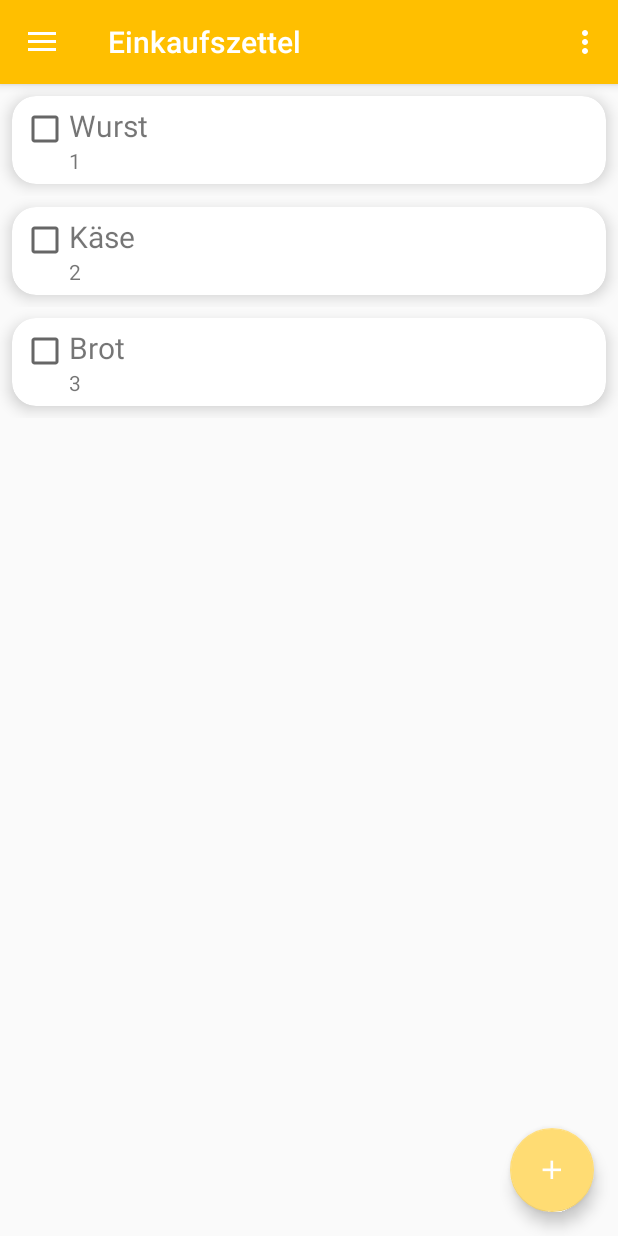
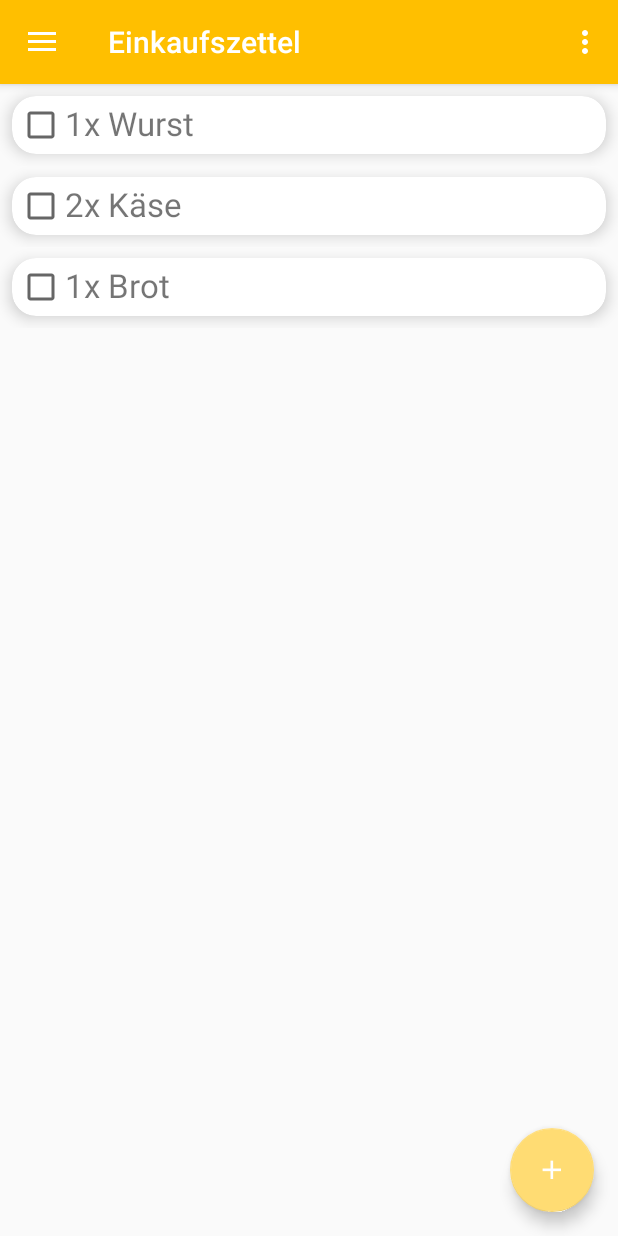
Before and after one commit to Wieee/WGPlaner, an Android app: the screen it shows after launch (MainActivity), after a tap on "Einkaufszettel", on a phone screen of 412 x 824 dp. Run offline under Robolectric (Android 15) with nearby library versions, the phone set to English and light mode, and no system bars; libraries missing offline, so code that uses them is left out: org.adw.library; 1 other tap on this screen came first.

Commit message:
Fragment_einkaufszettel runnable version 1.0

```diff
--- a/app/src/main/java/vorlesung/hslu/wgapp/EinkaufszettelCustomAdapter.java
+++ b/app/src/main/java/vorlesung/hslu/wgapp/EinkaufszettelCustomAdapter.java
@@ -2,10 +2,13 @@ package vorlesung.hslu.wgapp;
 
 import android.app.Activity;
 import android.content.Context;
+import android.support.design.widget.FloatingActionButton;
 import android.view.LayoutInflater;
 import android.view.View;
 import android.view.ViewGroup;
 import android.widget.BaseAdapter;
+import android.widget.CheckBox;
+import android.widget.CompoundButton;
 import android.widget.TextView;
 
 import java.util.ArrayList;
@@ -13,6 +16,7 @@ import java.util.ArrayList;
 public class EinkaufszettelCustomAdapter extends BaseAdapter {
     Activity activity;
     ArrayList arrayList;
+    int checkedCounter = 0;
 
     public EinkaufszettelCustomAdapter(Activity activity, ArrayList arrayList) {
         this.activity = activity;
@@ -35,19 +39,40 @@ public class EinkaufszettelCustomAdapter extends BaseAdapter {
     }
 
     @Override
-    public View getView(int position, View convertView, ViewGroup parent) {
+    public View getView(final int position, View convertView, ViewGroup parent) {
 
         View row = convertView;
         if (row==null) {
             LayoutInflater inflater=(LayoutInflater) activity.getSystemService(Context.LAYOUT_INFLATER_SERVICE);
             row = inflater.inflate(R.layout.einkaufszettel_listview_item, parent, false);
         }
-        TextView itemTitel = (TextView) row.findViewById(R.id.einkaufszettel_list_item_titel);
-        TextView itemDescription = (TextView) row.findViewById(R.id.einkaufszettel_list_item_description);
-
+        final TextView itemTitel = (TextView) row.findViewById(R.id.einkaufszettel_list_item_titel);
+        CheckBox itemCheck = (CheckBox) row.findViewById(R.id.einkaufszettel_list_item_checkbox);
+        itemCheck.setChecked(false);
+        itemCheck.setOnCheckedChangeListener(new CompoundButton.OnCheckedChangeListener(){
+            @Override
+            public void onCheckedChanged(CompoundButton buttonView, boolean isChecked) {
+                FloatingActionButton fab = (FloatingActionButton) activity.findViewById(R.id.fabShopped);
+                if (isChecked == true){
+                    checkedCounter++;
+                    EinkaufszettelFragment.gekaufteListe.add((String) getItem(position));
+                }
+                else if (isChecked == false){
+                    checkedCounter--;
+                    if (EinkaufszettelFragment.gekaufteListe.equals(itemTitel)) {
+                        EinkaufszettelFragment.gekaufteListe.remove(getItem(position));
+                    }
+                }
+                if (checkedCounter > 0){
+                    fab.setVisibility(View.VISIBLE);
+                } else {
+                    fab.setVisibility(View.INVISIBLE);
+                }
+            }
+        } );
         itemTitel.setText(arrayList.get(position).toString());
-        itemDescription.setText((++position) + "");
 
         return row;
     }
+
 }
--- a/app/src/main/java/vorlesung/hslu/wgapp/EinkaufszettelFragment.java
+++ b/app/src/main/java/vorlesung/hslu/wgapp/EinkaufszettelFragment.java
@@ -8,14 +8,20 @@ import android.support.design.widget.FloatingActionButton;
 import android.view.LayoutInflater;
 import android.view.View;
 import android.view.ViewGroup;
-import android.widget.BaseAdapter;
+import android.widget.Button;
+import android.widget.EditText;
 import android.widget.ListView;
+import android.widget.Toast;
+
+import org.adw.library.widgets.discreteseekbar.DiscreteSeekBar;
 
 import java.util.ArrayList;
 
 public class EinkaufszettelFragment extends Fragment {
 
     ArrayList<String> einkaufsListe = new ArrayList<>();
+    public static ArrayList<String> gekaufteListe = new ArrayList<>();
+    EinkaufszettelCustomAdapter customAdapter;
 
     @Nullable
     @Override
@@ -24,34 +30,77 @@ public class EinkaufszettelFragment extends Fragment {
         final View einkaufszettelView = inflater.inflate(R.layout.einkaufszettel_fragment, container, false);
         ((MainActivity) getActivity()).getSupportActionBar().setTitle("Einkaufszettel");
 
-        final EinkaufszettelCustomAdapter customAdapter = new EinkaufszettelCustomAdapter(getActivity(), einkaufsListe);
+        customAdapter = new EinkaufszettelCustomAdapter(getActivity(), einkaufsListe);
         ListView listView = (ListView) einkaufszettelView.findViewById(R.id.einkaufszettel_ListView);
         listView.setAdapter(customAdapter);
 
-        FloatingActionButton fab = (FloatingActionButton) einkaufszettelView.findViewById(R.id.fab);
-        fab.setOnClickListener(new View.OnClickListener() {
+        FloatingActionButton fabAdd = (FloatingActionButton) einkaufszettelView.findViewById(R.id.fabAdd);
+        fabAdd.setOnClickListener(new View.OnClickListener() {
             @Override
             public void onClick(View view) {
                 MyCustomAlertDialog();
-                addItem(customAdapter, "Eier");
             }
         });
 
-        addItem(customAdapter, "Wurst");
-        addItem(customAdapter, "Käse");
-        addItem(customAdapter, "Brot");
+        FloatingActionButton fabDelete = (FloatingActionButton) einkaufszettelView.findViewById(R.id.fabShopped);
+        fabDelete.setOnClickListener(new View.OnClickListener() {
+            @Override
+            public void onClick(View view) {
+                deleteItems();
+                einkaufszettelView.findViewById(R.id.fabShopped).setVisibility(View.INVISIBLE);
+            }
+        });
+
+
+        addItem("1x Wurst");
+        addItem("2x Käse");
+        addItem("1x Brot");
 
         return einkaufszettelView;
     }
 
-    private void addItem(BaseAdapter customAdapter, String string){
+    private void addItem(String string){
         einkaufsListe.add(string);
         customAdapter.notifyDataSetChanged();
     }
 
+    private void deleteItems(){
+        String string;
+        int i = gekaufteListe.size();
+
+        while(i > 0) {
+            string = gekaufteListe.get(--i);
+            if(einkaufsListe.containsAll(gekaufteListe)) {
+                einkaufsListe.remove(string);
+                gekaufteListe.remove(string);
+            }
+        }
+        customAdapter.notifyDataSetChanged();
+    }
+
     private void MyCustomAlertDialog(){
-        Dialog MyDialog = new Dialog(getActivity());
+        final Dialog MyDialog = new Dialog(getActivity());
         MyDialog.setContentView(R.layout.einkaufszettel_dialog_add_item);
         MyDialog.show();
+
+        final EditText text = (EditText) MyDialog.findViewById(R.id.einkaufszettel_dialog_product_name);
+        final DiscreteSeekBar seekBar = (DiscreteSeekBar) MyDialog.findViewById(R.id.einkaufszettel_dialog_product_count);
+        Button button = (Button) MyDialog.findViewById(R.id.einkaufszettel_dialog_btn);
+        button.setOnClickListener(new View.OnClickListener() {
+            @Override
+            public void onClick(View view){
+                String newItem = seekBar.getProgress() + "x " + text.getText();
+                addItem(newItem);
+
+                MyDialog.hide();
+
+                Toast toast = Toast.makeText(
+                        view.getContext(),
+                        newItem + " wurde zum Einkaufzettel hinzugefügt.",
+                        Toast.LENGTH_SHORT);
+                toast.show();
+            }
+        });
+
     }
 }
--- a/app/src/main/res/layout/einkaufszettel_fragment.xml
+++ b/app/src/main/res/layout/einkaufszettel_fragment.xml
@@ -12,12 +12,16 @@
         android:choiceMode="multipleChoice"
         android:divider="@color/white"></ListView>
 
+    <RelativeLayout
+        android:layout_width="wrap_content"
+        android:layout_height="160dp"
+        android:layout_gravity="bottom|end">
 
     <android.support.design.widget.FloatingActionButton
-        android:id="@+id/fab"
+        android:id="@+id/fabAdd"
         android:layout_width="wrap_content"
         android:layout_height="wrap_content"
-        android:layout_gravity="bottom|end"
+        android:layout_alignParentBottom="true"
         android:layout_margin="16dp"
         android:src="@mipmap/ic_add"
         android:scaleType="center"
@@ -26,4 +30,18 @@
         app:pressedTranslationZ="12dp"
         />
 
+
+    <android.support.design.widget.FloatingActionButton
+        android:id="@+id/fabShopped"
+        android:layout_width="wrap_content"
+        android:layout_height="wrap_content"
+        android:layout_margin="16dp"
+        android:src="@mipmap/ic_shopping_card"
+        android:scaleType="center"
+        app:elevation="6dp"
+        app:fabSize="normal"
+        app:pressedTranslationZ="12dp"
+        android:visibility="invisible"
+        />
+    </RelativeLayout>
 </android.support.design.widget.CoordinatorLayout>
--- a/app/src/main/res/layout/einkaufszettel_listview_item.xml
+++ b/app/src/main/res/layout/einkaufszettel_listview_item.xml
@@ -24,7 +24,7 @@
         <RelativeLayout
             android:layout_width="match_parent"
             android:layout_height="wrap_content"
-            android:padding="6dp">
+            android:padding="3dp">
 
             <CheckBox
                 android:id="@+id/einkaufszettel_list_item_checkbox"
@@ -32,7 +32,8 @@
                 android:layout_height="wrap_content"
                 android:layout_alignParentLeft="true"
                 android:layout_alignParentTop="true"
-                android:layout_centerHorizontal="true" />
+                android:layout_centerHorizontal="true"
+                />
 
             <TextView
                 android:id="@+id/einkaufszettel_list_item_titel"
@@ -41,16 +42,8 @@
                 android:layout_alignParentTop="true"
                 android:layout_toRightOf="@+id/einkaufszettel_list_item_checkbox"
                 android:text="Title"
-                android:textSize="20sp" />
-
-            <TextView
-                android:id="@+id/einkaufszettel_list_item_description"
-                android:layout_width="wrap_content"
-                android:layout_height="wrap_content"
-                android:layout_below="@+id/einkaufszettel_list_item_titel"
-                android:layout_toRightOf="@+id/einkaufszettel_list_item_checkbox"
-                android:text="Description" />
-
+                android:layout_centerHorizontal="true"
+                android:textSize="22sp" />
 
         </RelativeLayout>
 
```
Also changed, not shown: app/src/main/ic_shoppingCard-web.png (added), app/src/main/ic_shopping_card-web.png (added), app/src/main/res/mipmap-hdpi/ic_shopping_card.png (added), app/src/main/res/mipmap-mdpi/ic_shopping_card.png (added), app/src/main/res/mipmap-xhdpi/ic_shopping_card.png (added), app/src/main/res/mipmap-xxhdpi/ic_shopping_card.png (added), app/src/main/res/mipmap-xxxhdpi/ic_shopping_card.png (added).
